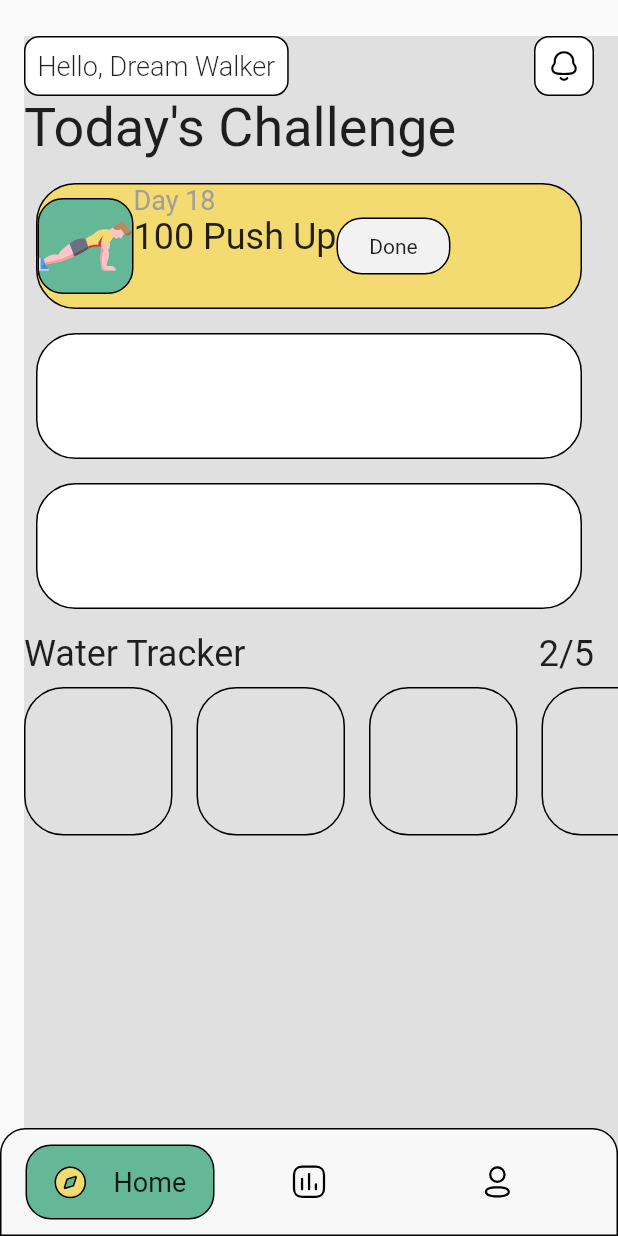
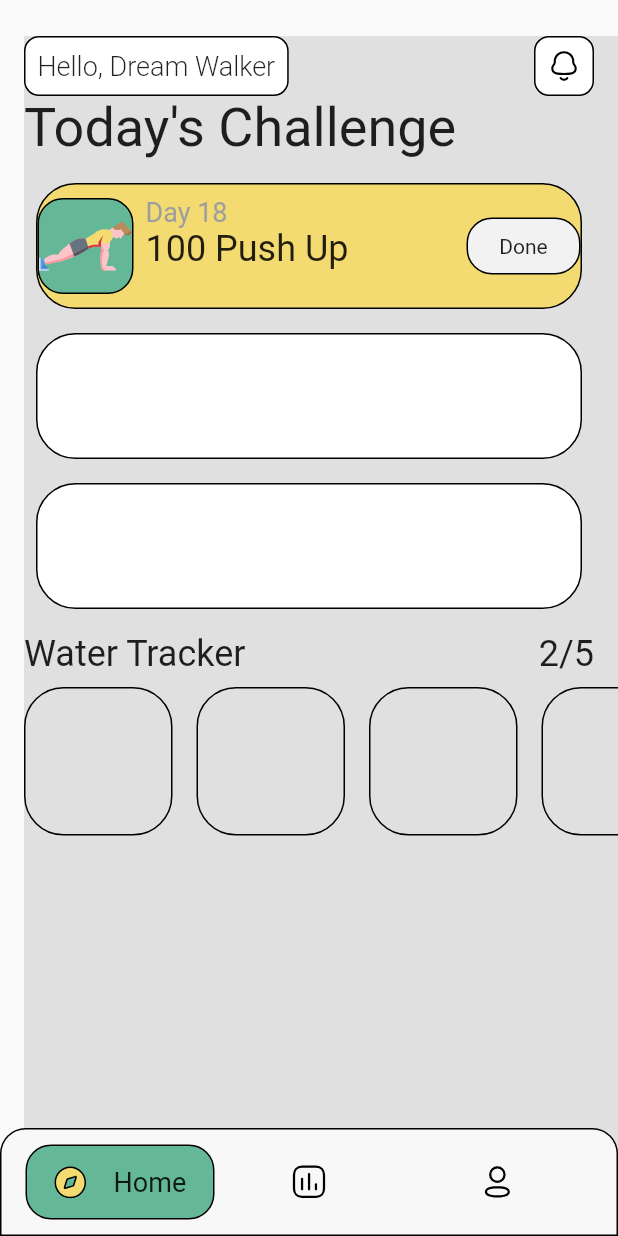
Before and after one commit to JAICHANGPARK/flutter_notebook_13th_story, a Flutter app: the HealthHomePage screen opened directly, on a phone screen of 412 x 824 dp. Run offline on Flutter 3.47's test engine with Material 2 defaults, Android fonts, the phone set to English and light mode, and no system bars; our stand-ins replace flutter_svg, get, google_fonts, hooks_riverpod, page_transition, timeago; missing offline and left inert: barcode; Roboto replaces fonts that are missing (Kanit).

Commit message:
Update health_home_page.dart

```diff
--- a/lib/ep833_health_app/ui/health_home_page.dart
+++ b/lib/ep833_health_app/ui/health_home_page.dart
@@ -93,38 +93,49 @@ class _HealthHomePageState extends State<HealthHomePage> {
                                     width: 64,
                                     decoration: BoxDecoration(
                                         color: ColorSystem.green,
-                                          border: Border.all(color: Colors.black,),
-                                          borderRadius: BorderRadius.circular(17)
+                                        border: Border.all(
+                                          color: Colors.black,
                                         ),
-                                      child: SvgPicture.asset("assets/img/push_up.svg"),
+                                        borderRadius:
+                                            BorderRadius.circular(17)),
+                                    child: SvgPicture.asset(
+                                        "assets/img/push_up.svg"),
                                   ),
-                                    Column(
-                                      crossAxisAlignment: CrossAxisAlignment.start,
+                                  Padding(
+                                    padding: const EdgeInsets.all(8.0),
+                                    child: Column(
+                                      crossAxisAlignment:
+                                          CrossAxisAlignment.start,
                                       children: [
-                                        Text("Day 18",style: GoogleFonts.kanit(
-                                          fontSize: 18,
-                                          color: Colors.grey
-                                        ),),
-                                        Text("100 Push Up",style: GoogleFonts.kanit(
-                                          fontSize: 24
-                                        ),),
+                                        Text(
+                                          "Day 18",
+                                          style: GoogleFonts.kanit(
+                                              fontSize: 18, color: Colors.grey),
+                                        ),
+                                        Text(
+                                          "100 Push Up",
+                                          style: GoogleFonts.kanit(fontSize: 24),
+                                        ),
                                       ],
                                     ),
-
+                                  ),
+                                  Spacer(),
                                   Container(
                                       height: 38,
                                       width: 76,
                                       decoration: BoxDecoration(
                                           color: ColorSystem.grey,
-                                    border: Border.all(color: Colors.black,),
-                                    borderRadius: BorderRadius.circular(17)
+                                          border: Border.all(
+                                            color: Colors.black,
                                           ),
+                                          borderRadius:
+                                              BorderRadius.circular(17)),
                                       child: Center(
-                                  child: Text("Done",style: GoogleFonts.kanit(),),
-                                )
-
-                              )
-
+                                        child: Text(
+                                          "Done",
+                                          style: GoogleFonts.kanit(),
+                                        ),
+                                      ))
                                 ],
                               ),
                             ),
@@ -188,7 +199,6 @@ class _HealthHomePageState extends State<HealthHomePage> {
                               decoration: BoxDecoration(
                                   borderRadius: BorderRadius.circular(26.3),
                                   border: Border.all(color: Colors.black)),
-
                             ),
                             Container(
                               margin: EdgeInsets.only(right: 16),
```
Lines whose indentation alone changed are shown as unchanged.
